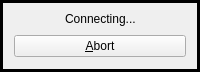
This is src/cross/remote_table/OverlayFrame.ui in x64dbg/x64dbg as Qt 5 draws it before an edit. The edited form follows.
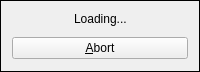
This is the edited form.

Diff of the .ui file:
```diff
--- a/src/cross/remote_table/OverlayFrame.ui
+++ b/src/cross/remote_table/OverlayFrame.ui
@@ -35,7 +35,7 @@
    <enum>QFrame::Plain</enum>
   </property>
   <property name="lineWidth">
-   <number>3</number>
+   <number>1</number>
   </property>
   <property name="midLineWidth">
    <number>0</number>
@@ -90,7 +90,7 @@
      <item>
       <widget class="QLabel" name="label">
        <property name="text">
-        <string>Connecting...</string>
+        <string>Loading...</string>
        </property>
       </widget>
      </item>
```
